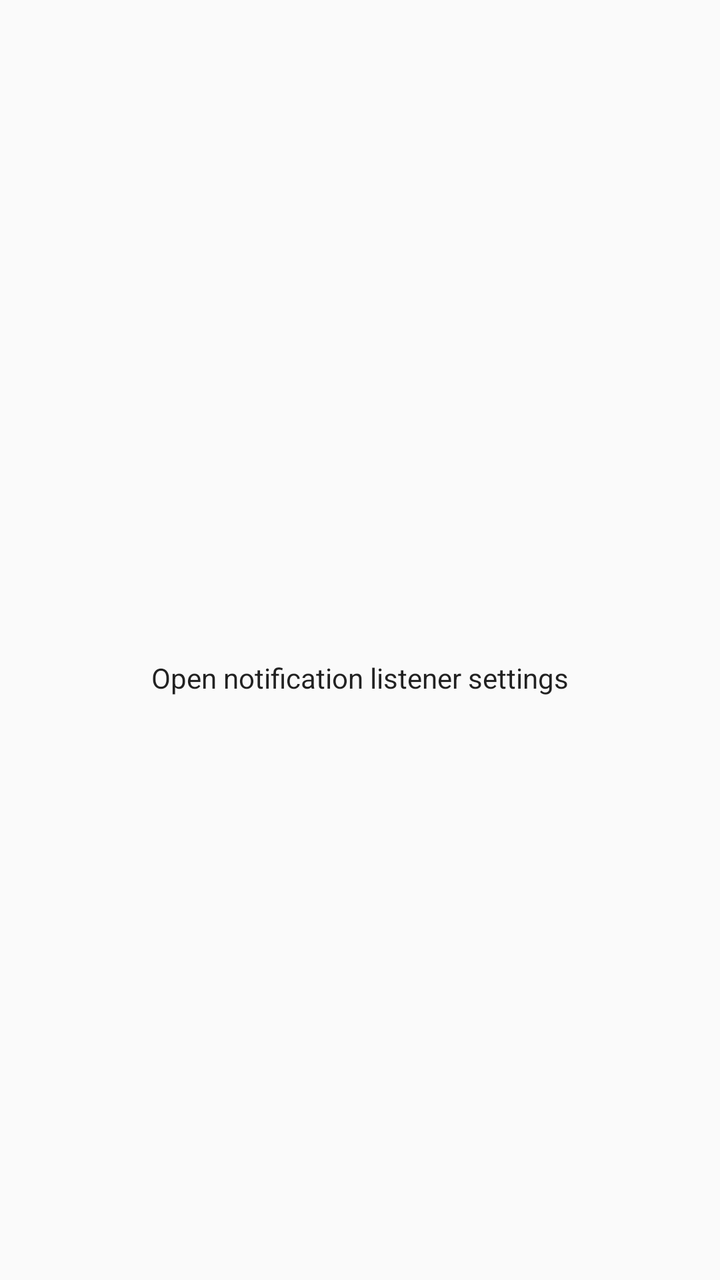
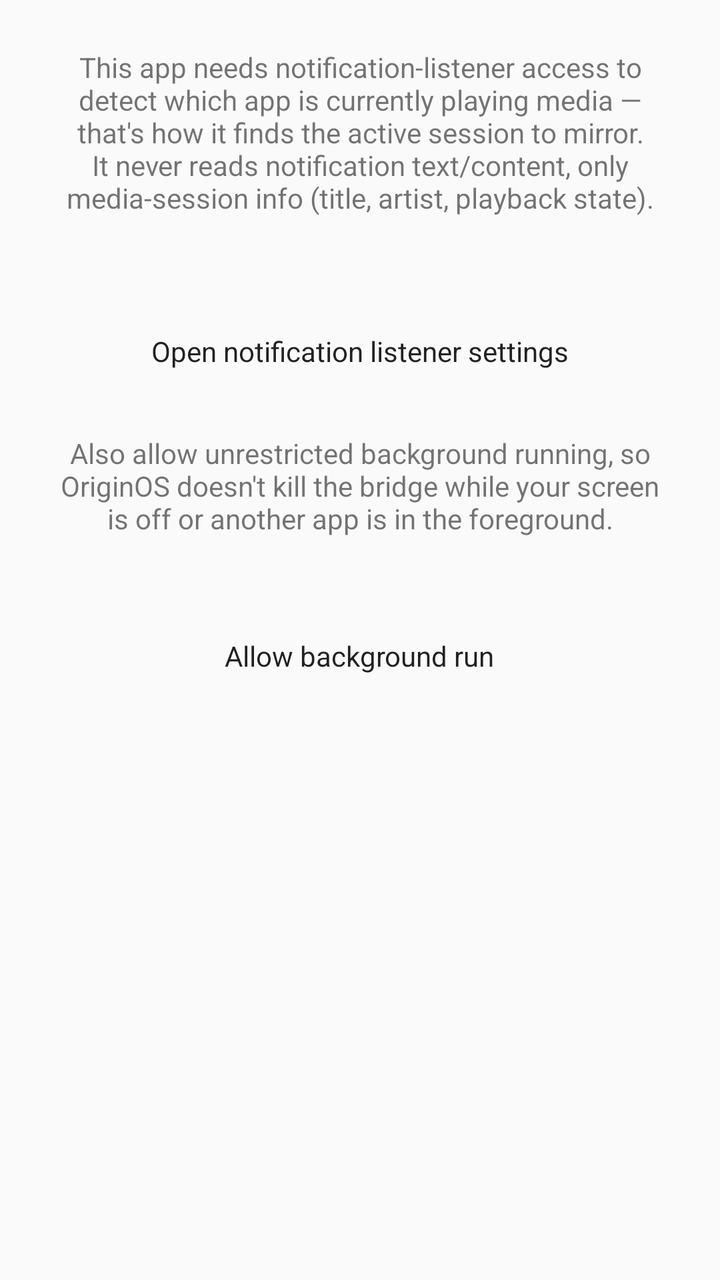

The first picture is an Android layout as it rendered before a commit; the second is the same layout after the commit. The layout source and the unified diff follow.
<!-- AndroidManifest.xml: application theme Theme.OriginGhostPlayer -->
<!-- res/layout/activity_main.xml -->
<?xml version="1.0" encoding="utf-8"?>
<LinearLayout xmlns:android="http://schemas.android.com/apk/res/android"
    android:layout_width="match_parent"
    android:layout_height="match_parent"
    android:orientation="vertical"
    android:gravity="center"
    android:padding="24dp">

    <TextView
        android:id="@+id/status_text"
        android:layout_width="wrap_content"
        android:layout_height="wrap_content"
        android:textSize="16sp"
        android:layout_marginBottom="16dp" />

    <Button
        android:id="@+id/open_settings_button"
        android:layout_width="wrap_content"
        android:layout_height="wrap_content"
        android:text="@string/open_settings" />

</LinearLayout>
<!-- resources referenced by this layout -->
<resources>
  <string name="open_settings">Open notification listener settings</string>
  <style name="Theme.OriginGhostPlayer" parent="android:Theme.Material.Light.NoActionBar" />
</resources>

<!-- the commit's change to res/layout/activity_main.xml (unified diff, before → after) -->
@@ -1,22 +1,59 @@
 <?xml version="1.0" encoding="utf-8"?>
-<LinearLayout xmlns:android="http://schemas.android.com/apk/res/android"
+<ScrollView xmlns:android="http://schemas.android.com/apk/res/android"
+    android:id="@+id/root_scroll"
     android:layout_width="match_parent"
     android:layout_height="match_parent"
-    android:orientation="vertical"
-    android:gravity="center"
-    android:padding="24dp">
+    android:clipToPadding="false">
 
-    <TextView
-        android:id="@+id/status_text"
-        android:layout_width="wrap_content"
+    <LinearLayout
+        android:layout_width="match_parent"
         android:layout_height="wrap_content"
-        android:textSize="16sp"
-        android:layout_marginBottom="16dp" />
+        android:orientation="vertical"
+        android:gravity="center"
+        android:padding="24dp">
 
-    <Button
-        android:id="@+id/open_settings_button"
-        android:layout_width="wrap_content"
-        android:layout_height="wrap_content"
-        android:text="@string/open_settings" />
+        <TextView
+            android:layout_width="match_parent"
+            android:layout_height="wrap_content"
+            android:textSize="14sp"
+            android:gravity="center"
+            android:layout_marginBottom="24dp"
+            android:text="@string/explanation" />
 
-</LinearLayout>
+        <TextView
+            android:id="@+id/status_text"
+            android:layout_width="wrap_content"
+            android:layout_height="wrap_content"
+            android:textSize="16sp"
+            android:layout_marginBottom="12dp" />
+
+        <Button
+            android:id="@+id/open_settings_button"
+            android:layout_width="wrap_content"
+            android:layout_height="wrap_content"
+            android:layout_marginBottom="32dp"
+            android:text="@string/open_settings" />
+
+        <TextView
+            android:layout_width="match_parent"
+            android:layout_height="wrap_content"
+            android:textSize="14sp"
+            android:gravity="center"
+            android:layout_marginBottom="16dp"
+            android:text="@string/battery_explanation" />
+
+        <TextView
+            android:id="@+id/battery_status_text"
+            android:layout_width="wrap_content"
+            android:layout_height="wrap_content"
+            android:textSize="16sp"
+            android:layout_marginBottom="12dp" />
+
+        <Button
+            android:id="@+id/allow_background_button"
+            android:layout_width="wrap_content"
+            android:layout_height="wrap_content"
+            android:text="@string/allow_background" />
+
+    </LinearLayout>
+</ScrollView>
<!-- resource entries referenced after the edit -->
@@ -1,5 +1,8 @@
 <!-- resources referenced by this layout -->
 <resources>
+  <string name="allow_background">Allow background run</string>
+  <string name="battery_explanation">Also allow unrestricted background running, so OriginOS doesn\'t kill the bridge while your screen is off or another app is in the foreground.</string>
+  <string name="explanation">This app needs notification-listener access to detect which app is currently playing media — that\'s how it finds the active session to mirror. It never reads notification text/content, only media-session info (title, artist, playback state).</string>
   <string name="open_settings">Open notification listener settings</string>
   <style name="Theme.OriginGhostPlayer" parent="android:Theme.Material.Light.NoActionBar" />
 </resources>
